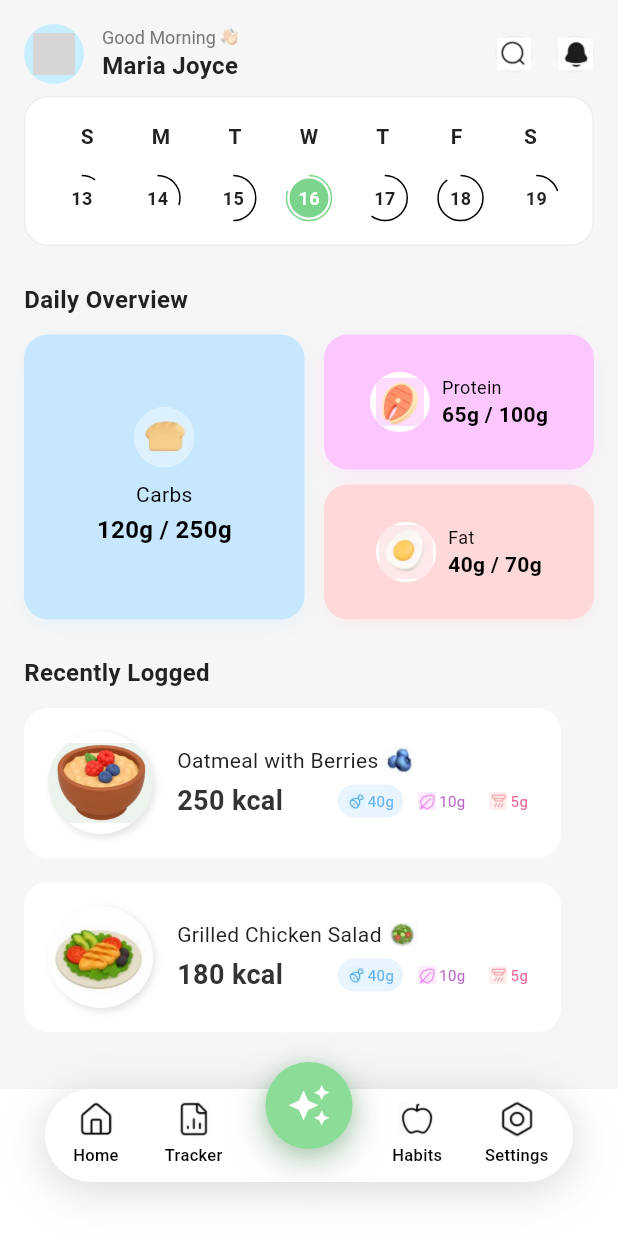
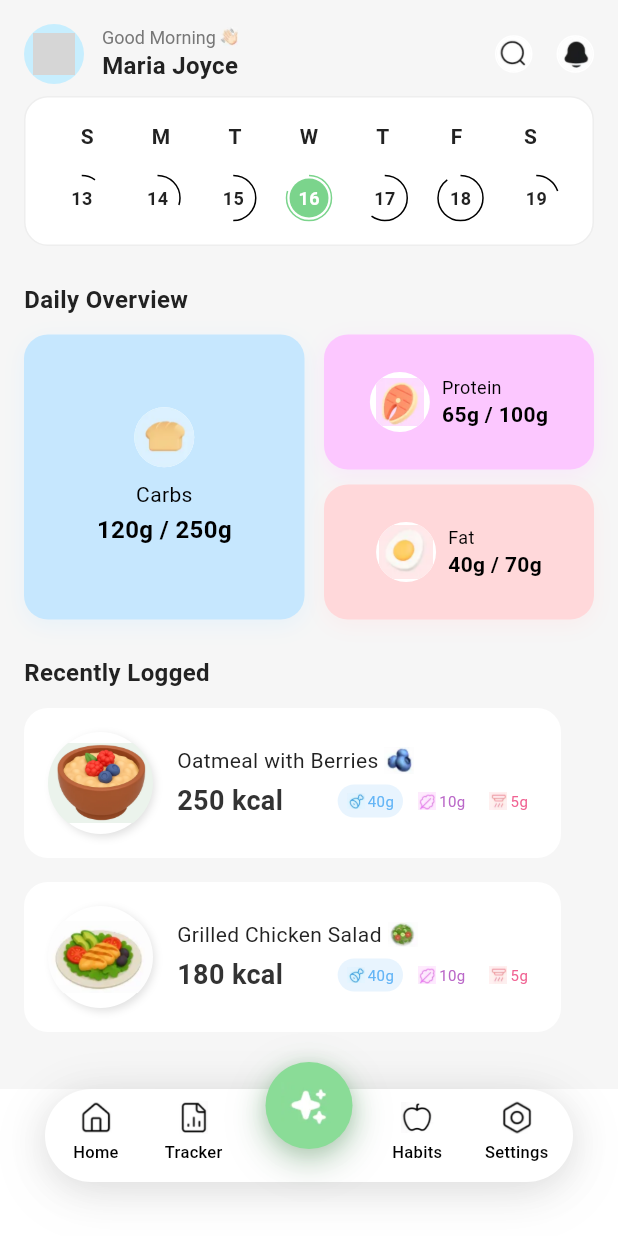
Before and after one commit to mukilan1/Ui_Yuvilabs, a Flutter app: the screen it shows after launch, on a phone screen of 412 x 824 dp. Run offline on Flutter 3.47's test engine with Material 3 defaults, Android fonts, the phone set to English and light mode, and no system bars; our stand-ins replace flutter_material_design_icons; Roboto replaces fonts that are missing (Nunito); grey boxes are pictures that could not be loaded.

Commit message:
Update icon images and styles in UI components
Replaced the auto_awesome icon with a custom asset in main.dart, updated search and notification icons to use ClipOval and white borders in home.dart, and adjusted bottom navigation bar icon size in dashboard_widgets.dart for improved visual consistency.

```diff
--- a/health_diet_app/lib/main.dart
+++ b/health_diet_app/lib/main.dart
@@ -137,10 +137,11 @@ class _MainScreenState extends State<MainScreen> {
                     });
                   },
                   child: const Center(
-                    child: Icon(
-                      Icons.auto_awesome,
-                      color: Color(0xFFFFFFFF),
-                      size: 29,
+                    child: Image(
+                      image: AssetImage('assets/Sparkel.png'),
+                      width: 37,
+                      height: 37,
+                      fit: BoxFit.contain,
                     ),
                   ),
                 ),
--- a/health_diet_app/lib/screens/home.dart
+++ b/health_diet_app/lib/screens/home.dart
@@ -100,9 +100,11 @@ class _HomePageState extends State<HomePage> {
               height: 25,
               decoration: BoxDecoration(
                 shape: BoxShape.circle,
-                border: Border.all(color: AppColors.lightGrey, width: 1),
+                border: Border.all(color: Colors.white, width: 1),
               ),
-              child: Image.asset('assets/Search.png', fit: BoxFit.contain),
+              child: ClipOval(
+                child: Image.asset('assets/Search.png', fit: BoxFit.cover),
+              ),
             ),
             const SizedBox(width: 16),
             Container(
@@ -110,11 +112,13 @@ class _HomePageState extends State<HomePage> {
               height: 25,
               decoration: BoxDecoration(
                 shape: BoxShape.circle,
-                border: Border.all(color: AppColors.lightGrey, width: 1),
+                border: Border.all(color: Colors.white, width: 1),
               ),
-              child: Image.asset(
-                'assets/Notification.png',
-                fit: BoxFit.contain,
+              child: ClipOval(
+                child: Image.asset(
+                  'assets/Notification.png',
+                  fit: BoxFit.cover,
+                ),
               ),
             ),
           ],
--- a/health_diet_app/lib/widgets/dashboard_widgets.dart
+++ b/health_diet_app/lib/widgets/dashboard_widgets.dart
@@ -474,7 +474,7 @@ class CustomBottomNavigationBar extends StatelessWidget {
         child: Column(
           mainAxisSize: MainAxisSize.min,
           children: [
-            Image.asset(imagePath, width: 24, height: 24, fit: BoxFit.contain),
+            Image.asset(imagePath, width: 22, height: 22, fit: BoxFit.contain),
             const SizedBox(height: 4),
             Text(
               label,
```
